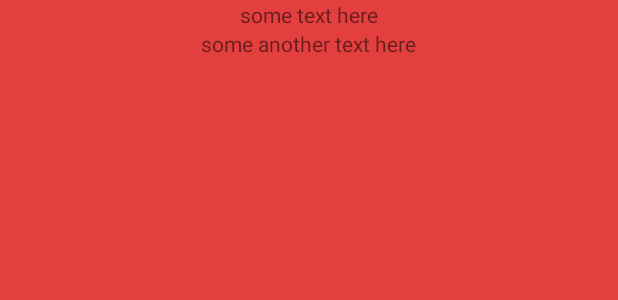
After one commit to MaciejReimann/Packman, an Android app: the layout layout_listitem.xml on its own in the app's theme, with its tools: preview values and no code run, on a phone screen of 412 x 824 dp. The commit adds this screen. Shown: the top 300 px of the screen. Run offline under Robolectric (Android 15) with nearby library versions, the phone set to English and light mode, and no system bars.

Commit message:
recyclic view is added

```diff
--- a/android/app/src/main/res/layout/activity_driver.xml
+++ b/android/app/src/main/res/layout/activity_driver.xml
@@ -19,6 +19,12 @@
     </RelativeLayout>
 
 
+    <android.support.v7.widget.RecyclerView
+        android:id="@+id/recycler_view"
+        android:layout_width="match_parent"
+        android:layout_height="match_parent">
+
+    </android.support.v7.widget.RecyclerView>
 
 
 
--- /dev/null
+++ b/android/app/src/main/res/layout/layout_listitem.xml
@@ -0,0 +1,22 @@
+<?xml version="1.0" encoding="utf-8"?>
+<RelativeLayout xmlns:android="http://schemas.android.com/apk/res/android"
+    android:layout_width="match_parent"
+    android:layout_height="wrap_content"
+    android:id="@+id/parent_layout">
+
+    <TextView
+        android:id="@+id/clientNameTextView"
+        android:layout_width="wrap_content"
+        android:layout_height="wrap_content"
+        android:layout_centerHorizontal="true"
+        android:text="some text here"/>
+
+    <TextView
+        android:id="@+id/clientAddressTextView"
+        android:layout_width="wrap_content"
+        android:layout_height="wrap_content"
+        android:layout_centerHorizontal="true"
+        android:layout_below="@id/clientNameTextView"
+        android:text="some another text here"/>
+
+</RelativeLayout>
```
Also changed, not shown: android/app/src/main/java/com/example/samue/dbschenkerchallenge2/RecyclerViewAdapter.java (added, +28 -0 lines).
